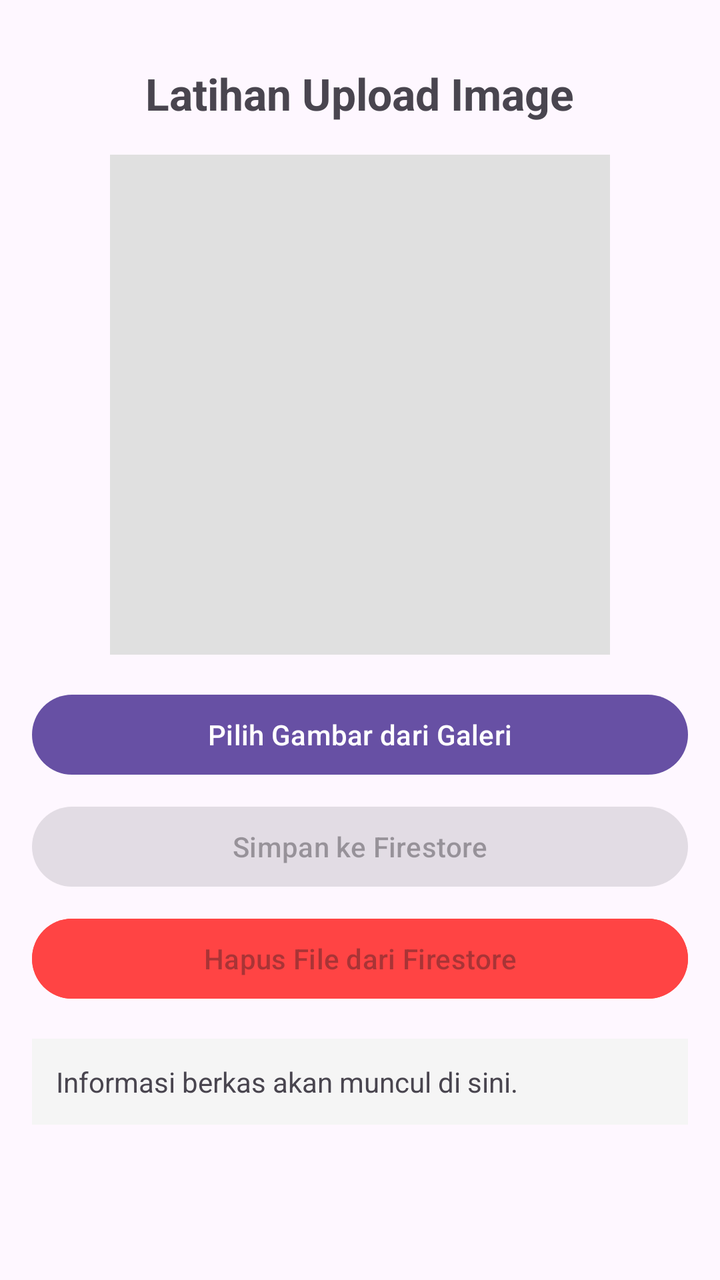
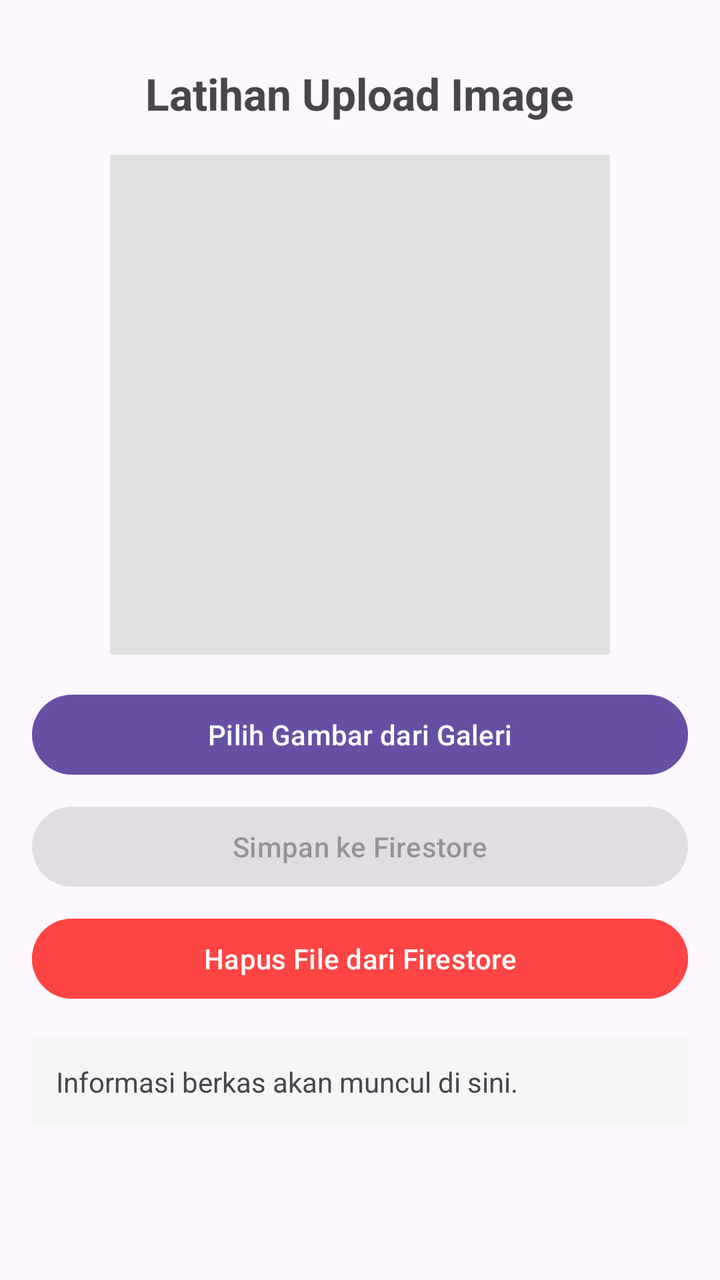

Compare the two renders of this Android layout. The source of the first and the diff that turns it into the second are given below.
<!-- AndroidManifest.xml: application theme Theme.Latihan03 -->
<!-- res/layout/activity_main.xml -->
<?xml version="1.0" encoding="utf-8"?>
<ScrollView xmlns:android="http://schemas.android.com/apk/res/android"
    android:layout_width="match_parent"
    android:layout_height="match_parent"
    android:padding="16dp">

    <LinearLayout
        android:layout_width="match_parent"
        android:layout_height="wrap_content"
        android:orientation="vertical"
        android:gravity="center_horizontal">


        <TextView
            android:layout_width="wrap_content"
            android:layout_height="wrap_content"
            android:text="Latihan Upload Image"
            android:textSize="22sp"
            android:textStyle="bold"
            android:layout_marginTop="16dp"
            android:layout_marginBottom="16dp"/>


        <ImageView
            android:id="@+id/ivPreview"
            android:layout_width="250dp"
            android:layout_height="250dp"
            android:scaleType="centerCrop"
            android:background="#E0E0E0"
            android:contentDescription="Image Preview"
            android:layout_marginBottom="16dp" />


        <Button
            android:id="@+id/btnSelectFile"
            android:layout_width="match_parent"
            android:layout_height="wrap_content"
            android:text="Pilih Gambar dari Galeri" />


        <Button
            android:id="@+id/btnSave"
            android:layout_width="match_parent"
            android:layout_height="wrap_content"
            android:text="Simpan ke Firestore"
            android:enabled="false"
            android:layout_marginTop="8dp" />


        <Button
            android:id="@+id/btnDelete"
            android:layout_width="match_parent"
            android:layout_height="wrap_content"
            android:text="Hapus File dari Firestore"
            android:backgroundTint="@android:color/holo_red_light"
            android:enabled="false"
            android:layout_marginTop="8dp" />


        <TextView
            android:id="@+id/tvInfo"
            android:layout_width="match_parent"
            android:layout_height="wrap_content"
            android:layout_marginTop="16dp"
            android:background="#F5F5F5"
            android:padding="12dp"
            android:text="Informasi berkas akan muncul di sini."
            android:textSize="14sp" />

    </LinearLayout>

</ScrollView>
<!-- resources referenced by this layout -->
<resources>
  <style name="Theme.Latihan03" parent="Base.Theme.Latihan03" />
  <style name="Base.Theme.Latihan03" parent="Theme.Material3.DayNight.NoActionBar">
          
          
      </style>
</resources>

<!-- the commit's change to res/layout/activity_main.xml (unified diff, before → after) -->
@@ -53,6 +53,7 @@
             android:layout_height="wrap_content"
             android:text="Hapus File dari Firestore"
             android:backgroundTint="@android:color/holo_red_light"
+            android:textColor="@android:color/white"
             android:enabled="false"
             android:layout_marginTop="8dp" />
 
